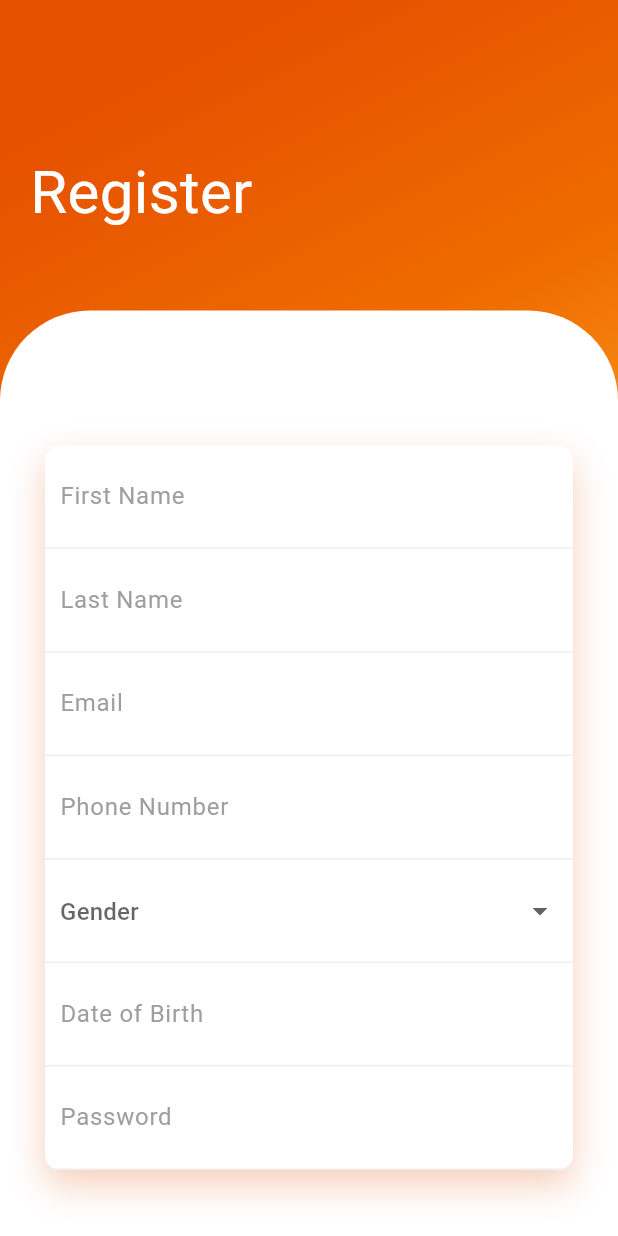
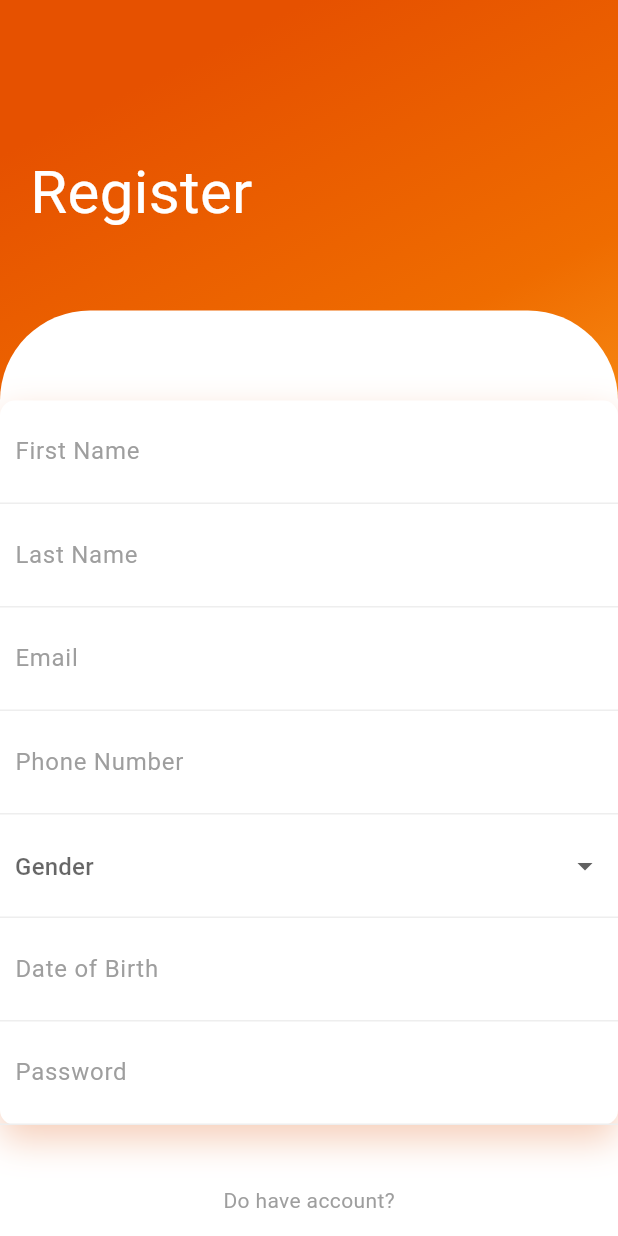
Before and after one commit to IbrahimSaada/login, a Flutter app: the screen it shows after launch, after a tap on "Don't have account?", on a phone screen of 412 x 824 dp. Run offline on Flutter 3.47's test engine with Material 3 defaults, Android fonts, the phone set to English and light mode, and no system bars; our stand-ins replace animate_do.

Commit message:
changed the padding form 30 to 10 in login and regitster for EdgeInsets.all

```diff
--- a/lib/login.dart
+++ b/lib/login.dart
@@ -57,7 +57,7 @@ class LoginPage extends StatelessWidget {
                         topLeft: Radius.circular(60),
                         topRight: Radius.circular(60))),
                 child: Padding(
-                  padding: EdgeInsets.all(30),
+                  padding: EdgeInsets.all(10),
                   child: Column(
                     children: <Widget>[
                       SizedBox(
@@ -208,7 +208,7 @@ class LoginPage extends StatelessWidget {
                                   color: Colors.black,
                                   child: Center(
                                     child: Text(
-                                      "Github",
+                                      "Google",
                                       style: TextStyle(
                                           color: Colors.white,
                                           fontWeight: FontWeight.bold),
--- a/lib/register.dart
+++ b/lib/register.dart
@@ -2,6 +2,7 @@ import 'package:animate_do/animate_do.dart';
 import 'package:flutter/material.dart';
 import 'verification.dart';
 import 'login.dart';
+
 void main() => runApp(MyApp());
 
 class MyApp extends StatelessWidget {
@@ -11,9 +12,7 @@ class MyApp extends StatelessWidget {
       debugShowCheckedModeBanner: false,
       title: 'Register App',
       home: RegisterPage(),
-      routes: {
-
-      },
+      routes: {},
     );
   }
 }
@@ -62,7 +61,7 @@ class RegisterPage extends StatelessWidget {
                         topLeft: Radius.circular(60),
                         topRight: Radius.circular(60))),
                 child: Padding(
-                  padding: EdgeInsets.all(30),
+                  padding: EdgeInsets.all(0),
                   child: Column(
                     children: <Widget>[
                       SizedBox(
@@ -76,7 +75,7 @@ class RegisterPage extends StatelessWidget {
                                 borderRadius: BorderRadius.circular(10),
                                 boxShadow: [
                                   BoxShadow(
-                                      color: Color.fromRGBO(225, 95, 27,.3),
+                                      color: Color.fromRGBO(225, 95, 27, .3),
                                       blurRadius: 20,
                                       offset: Offset(0, 10))
                                 ]),
@@ -189,7 +188,8 @@ class RegisterPage extends StatelessWidget {
                           child: GestureDetector(
                             onTap: () {
                               Navigator.of(context).push(
-                                MaterialPageRoute(builder: (context) => LoginPage()),
+                                MaterialPageRoute(
+                                    builder: (context) => LoginPage()),
                               );
                             },
                             child: Text(
@@ -205,7 +205,8 @@ class RegisterPage extends StatelessWidget {
                         child: MaterialButton(
                           onPressed: () {
                             Navigator.of(context).push(
-        MaterialPageRoute(builder: (context) => VerificationPage()),
+                              MaterialPageRoute(
+                                  builder: (context) => VerificationPage()),
                             );
                           },
                           height: 50,
@@ -248,7 +249,6 @@ class RegisterPage extends StatelessWidget {
     );
   }
 }
-
 
 class BirthDatePicker extends StatefulWidget {
   @override
```
Lines whose indentation alone changed are shown as unchanged.
